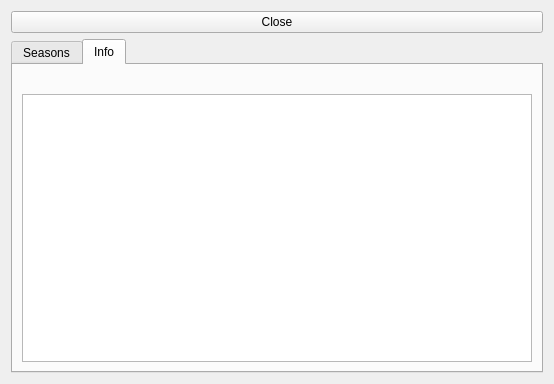
This is src/ui/showtab.ui in arch-stack/Show-Tracker as Qt 5 draws it before an edit. The edited form follows.
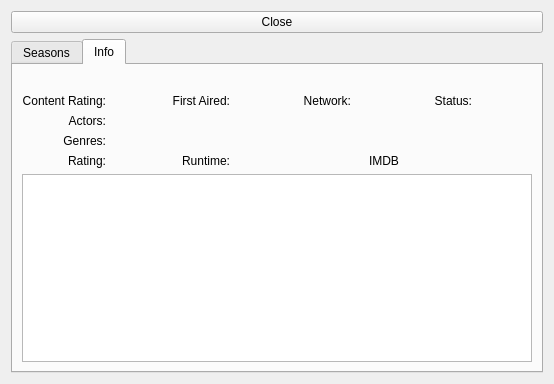
This is the edited form. The open tabs and pages were chosen to show the change.

Commit message: Added more information to the info tab of a show

What changed in the file:
```diff
--- a/src/ui/showtab.ui
+++ b/src/ui/showtab.ui
@@ -64,13 +64,168 @@
          </property>
         </widget>
        </item>
-       <item row="1" column="0">
+       <item row="5" column="0" colspan="8">
         <widget class="QTextEdit" name="descriptiontext">
          <property name="readOnly">
           <bool>true</bool>
          </property>
         </widget>
        </item>
+       <item row="1" column="0">
+        <widget class="QLabel" name="label">
+         <property name="text">
+          <string>Content Rating:</string>
+         </property>
+         <property name="alignment">
+          <set>Qt::AlignRight|Qt::AlignTrailing|Qt::AlignVCenter</set>
+         </property>
+        </widget>
+       </item>
+       <item row="1" column="1">
+        <widget class="QLabel" name="contentratingtext">
+         <property name="text">
+          <string/>
+         </property>
+        </widget>
+       </item>
+       <item row="1" column="2">
+        <widget class="QLabel" name="label_2">
+         <property name="text">
+          <string>First Aired:</string>
+         </property>
+         <property name="alignment">
+          <set>Qt::AlignRight|Qt::AlignTrailing|Qt::AlignVCenter</set>
+         </property>
+        </widget>
+       </item>
+       <item row="1" column="3">
+        <widget class="QLabel" name="firstairedtext">
+         <property name="text">
+          <string/>
+         </property>
+        </widget>
+       </item>
+       <item row="1" column="4">
+        <widget class="QLabel" name="label_3">
+         <property name="text">
+          <string>Network:</string>
+         </property>
+         <property name="alignment">
+          <set>Qt::AlignRight|Qt::AlignTrailing|Qt::AlignVCenter</set>
+         </property>
+        </widget>
+       </item>
+       <item row="1" column="5">
+        <widget class="QLabel" name="networktext">
+         <property name="text">
+          <string/>
+         </property>
+        </widget>
+       </item>
+       <item row="1" column="6">
+        <widget class="QLabel" name="label_4">
+         <property name="text">
+          <string>Status:</string>
+         </property>
+         <property name="alignment">
+          <set>Qt::AlignRight|Qt::AlignTrailing|Qt::AlignVCenter</set>
+         </property>
+        </widget>
+       </item>
+       <item row="1" column="7">
+        <widget class="QLabel" name="statustext">
+         <property name="text">
+          <string/>
+         </property>
+        </widget>
+       </item>
+       <item row="2" column="0">
+        <widget class="QLabel" name="label_5">
+         <property name="text">
+          <string>Actors:</string>
+         </property>
+         <property name="alignment">
+          <set>Qt::AlignRight|Qt::AlignTop|Qt::AlignTrailing</set>
+         </property>
+        </widget>
+       </item>
+       <item row="2" column="1" colspan="7">
+        <widget class="QLabel" name="actorstext">
+         <property name="text">
+          <string/>
+         </property>
+         <property name="wordWrap">
+          <bool>true</bool>
+         </property>
+        </widget>
+       </item>
+       <item row="3" column="0">
+        <widget class="QLabel" name="label_6">
+         <property name="text">
+          <string>Genres:</string>
+         </property>
+         <property name="alignment">
+          <set>Qt::AlignRight|Qt::AlignTop|Qt::AlignTrailing</set>
+         </property>
+        </widget>
+       </item>
+       <item row="3" column="1" colspan="7">
+        <widget class="QLabel" name="genretext">
+         <property name="text">
+          <string/>
+         </property>
+         <property name="wordWrap">
+          <bool>true</bool>
+         </property>
+        </widget>
+       </item>
+       <item row="4" column="0">
+        <widget class="QLabel" name="label_7">
+         <property name="text">
+          <string>Rating:</string>
+         </property>
+         <property name="alignment">
+          <set>Qt::AlignRight|Qt::AlignTrailing|Qt::AlignVCenter</set>
+         </property>
+        </widget>
+       </item>
+       <item row="4" column="1">
+        <widget class="QLabel" name="ratingtext">
+         <property name="text">
+          <string/>
+         </property>
+        </widget>
+       </item>
+       <item row="4" column="2">
+        <widget class="QLabel" name="label_8">
+         <property name="text">
+          <string>Runtime:</string>
+         </property>
+         <property name="alignment">
+          <set>Qt::AlignRight|Qt::AlignTrailing|Qt::AlignVCenter</set>
+         </property>
+        </widget>
+       </item>
+       <item row="4" column="3">
+        <widget class="QLabel" name="runtimetext">
+         <property name="text">
+          <string/>
+         </property>
+        </widget>
+       </item>
+       <item row="4" column="5">
+        <widget class="QLabel" name="imdbtext">
+         <property name="text">
+          <string>IMDB</string>
+         </property>
+         <property name="alignment">
+          <set>Qt::AlignCenter</set>
+         </property>
+         <property name="openExternalLinks">
+          <bool>true</bool>
+         </property>
+        </widget>
+       </item>
       </layout>
      </widget>
     </widget>
```
Left out of the diff: 2 changed lines with no effect on the pictures. The commit also changes 4 other files.
